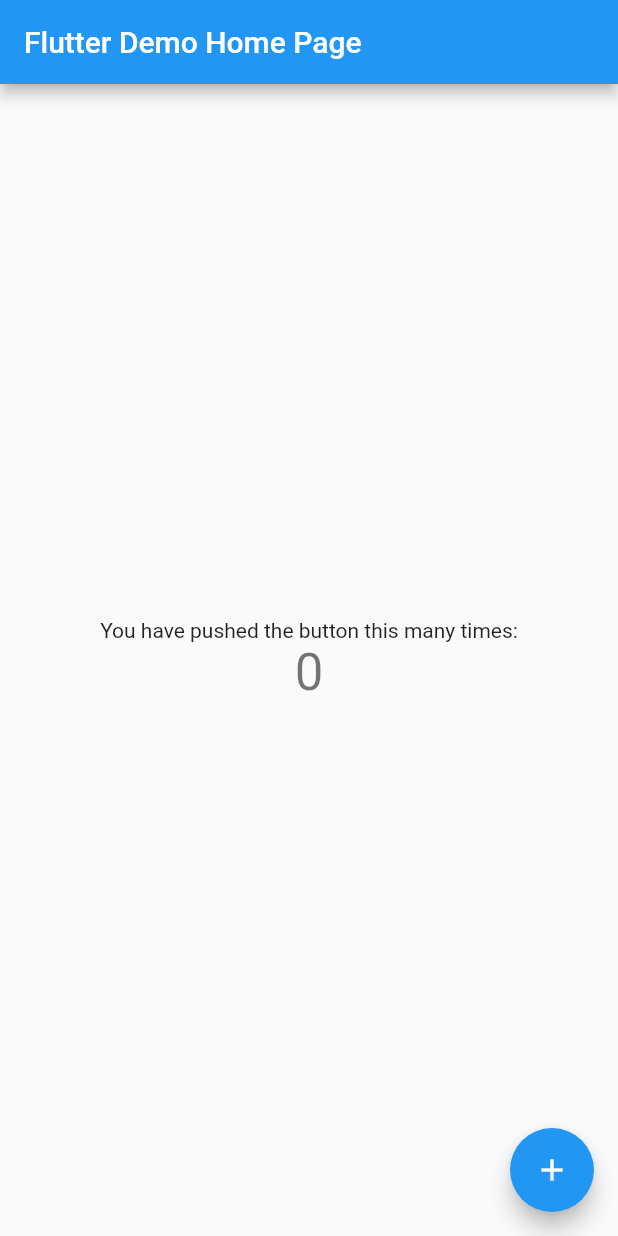
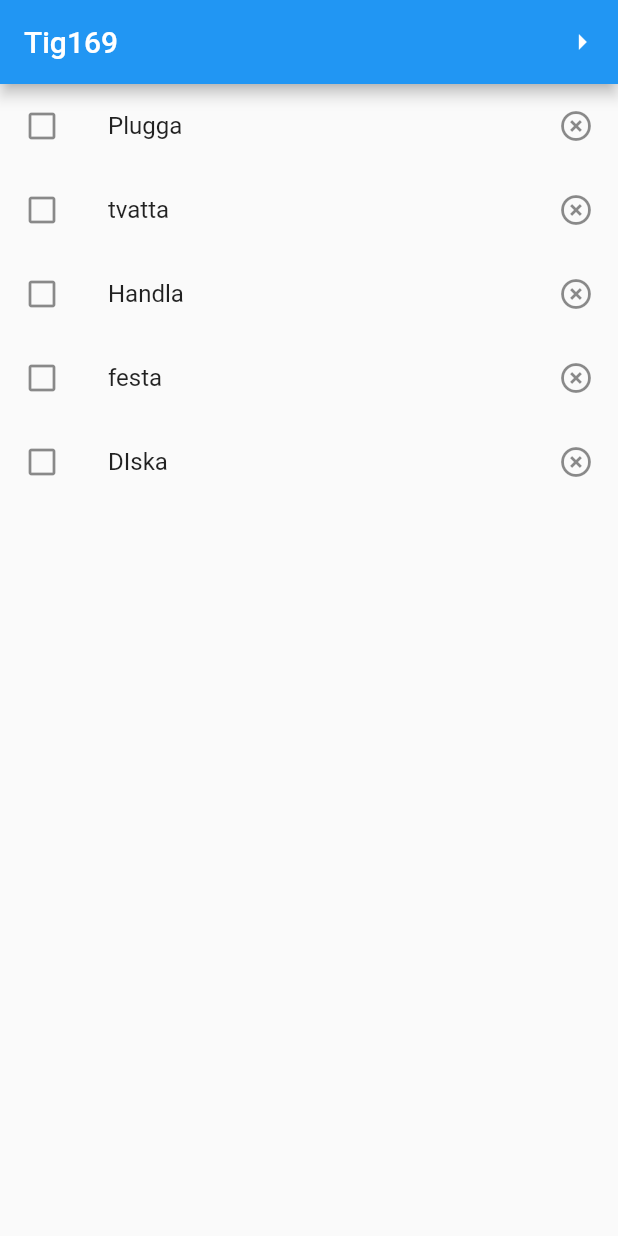
Before and after one commit to gu-tig169-ht21/gusaxellth, a Flutter app: the screen it shows after launch, on a phone screen of 412 x 824 dp. Run offline on Flutter 3.47's test engine with Material 2 defaults, Android fonts, the phone set to English and light mode, and no system bars.

Commit message:
Add files via upload

```diff
--- a/lib/main.dart
+++ b/lib/main.dart
@@ -1,115 +1,105 @@
+// ignore_for_file: prefer_const_constructors
+
 import 'package:flutter/material.dart';
 
 void main() {
-  runApp(const MyApp());
+  runApp(ThorsApp());
 }
 
-class MyApp extends StatelessWidget {
-  const MyApp({Key? key}) : super(key: key);
-
-  // This widget is the root of your application.
+// ignore: use_key_in_widget_constructors
+class ThorsApp extends StatelessWidget {
   @override
   Widget build(BuildContext context) {
     return MaterialApp(
-      title: 'Flutter Demo',
-      theme: ThemeData(
-        // This is the theme of your application.
-        //
-        // Try running your application with "flutter run". You'll see the
-        // application has a blue toolbar. Then, without quitting the app, try
-        // changing the primarySwatch below to Colors.green and then invoke
-        // "hot reload" (press "r" in the console where you ran "flutter run",
-        // or simply save your changes to "hot reload" in a Flutter IDE).
-        // Notice that the counter didn't reset back to zero; the application
-        // is not restarted.
-        primarySwatch: Colors.blue,
-      ),
-      home: const MyHomePage(title: 'Flutter Demo Home Page'),
+      home: MainView(),
     );
   }
 }
 
-class MyHomePage extends StatefulWidget {
-  const MyHomePage({Key? key, required this.title}) : super(key: key);
+// ignore: use_key_in_widget_constructors
+class MainView extends StatelessWidget {
+  @override
+  Widget build(BuildContext context) {
+    return Scaffold(
+      appBar: AppBar(
+        title: Text('Tig169'),
+        actions: [
+          IconButton(
+            icon: Icon(Icons.arrow_right),
+            onPressed: () {
+              Navigator.push(context,
+                  MaterialPageRoute(builder: (context) => SecondView()));
+            },
+          ),
+        ],
+      ),
+      body: _list(),
+    );
+  }
 
-  // This widget is the home page of your application. It is stateful, meaning
-  // that it has a State object (defined below) that contains fields that affect
-  // how it looks.
+  Widget _list() {
+    return ListView(
+      children: [
+        _item("Plugga"),
+        _item("tvatta"),
+        _item("Handla"),
+        _item("festa"),
+        _item("DIska"),
+      ],
+    );
+  }
 
-  // This class is the configuration for the state. It holds the values (in this
-  // case the title) provided by the parent (in this case the App widget) and
-  // used by the build method of the State. Fields in a Widget subclass are
-  // always marked "final".
-
-  final String title;
-
-  @override
-  State<MyHomePage> createState() => _MyHomePageState();
+  Widget _item(strText) {
+    return ListTile(
+      leading: Icon(Icons.check_box_outline_blank),
+      title: Text(strText),
+      trailing: Icon(Icons.highlight_remove),
+    );
+  }
 }
 
-class _MyHomePageState extends State<MyHomePage> {
-  int _counter = 0;
-
-  void _incrementCounter() {
-    setState(() {
-      // This call to setState tells the Flutter framework that something has
-      // changed in this State, which causes it to rerun the build method below
-      // so that the display can reflect the updated values. If we changed
-      // _counter without calling setState(), then the build method would not be
-      // called again, and so nothing would appear to happen.
-      _counter++;
-    });
-  }
-
-  @override
+class SecondView extends StatelessWidget {
   Widget build(BuildContext context) {
-    // This method is rerun every time setState is called, for instance as done
-    // by the _incrementCounter method above.
-    //
-    // The Flutter framework has been optimized to make rerunning build methods
-    // fast, so that you can just rebuild anything that needs updating rather
-    // than having to individually change instances of widgets.
     return Scaffold(
       appBar: AppBar(
-        // Here we take the value from the MyHomePage object that was created by
-        // the App.build method, and use it to set our appbar title.
-        title: Text(widget.title),
+        title: Text('Add new items'),
       ),
       body: Center(
-        // Center is a layout widget. It takes a single child and positions it
-        // in the middle of the parent.
         child: Column(
-          // Column is also a layout widget. It takes a list of children and
-          // arranges them vertically. By default, it sizes itself to fit its
-          // children horizontally, and tries to be as tall as its parent.
-          //
-          // Invoke "debug painting" (press "p" in the console, choose the
-          // "Toggle Debug Paint" action from the Flutter Inspector in Android
-          // Studio, or the "Toggle Debug Paint" command in Visual Studio Code)
-          // to see the wireframe for each widget.
-          //
-          // Column has various properties to control how it sizes itself and
-          // how it positions its children. Here we use mainAxisAlignment to
-          // center the children vertically; the main axis here is the vertical
-          // axis because Columns are vertical (the cross axis would be
-          // horizontal).
-          mainAxisAlignment: MainAxisAlignment.center,
-          children: <Widget>[
-            const Text(
-              'You have pushed the button this many times:',
-            ),
-            Text(
-              '$_counter',
-              style: Theme.of(context).textTheme.headline4,
-            ),
+          mainAxisAlignment: MainAxisAlignment.start,
+          crossAxisAlignment: CrossAxisAlignment.start,
+          children: [
+            Container(height: 20),
+            _nameInputField(),
+            Container(height: 20),
+            _addText(),
           ],
         ),
       ),
-      floatingActionButton: FloatingActionButton(
-        onPressed: _incrementCounter,
-        tooltip: 'Increment',
-        child: const Icon(Icons.add),
-      ), // This trailing comma makes auto-formatting nicer for build methods.
+    );
+  }
+
+  Widget _nameInputField() {
+    return Container(
+      margin: EdgeInsets.only(left: 16, right: 16),
+      child: TextField(
+        decoration: InputDecoration(hintText: "Your name:"),
+      ),
+    );
+  }
+
+  Widget _addText() {
+    return Row(
+      children: [
+        Container(
+          margin: EdgeInsets.only(left: 180),
+          child: Icon(Icons.add),
+        ),
+        Container(
+          margin: EdgeInsets.only(left: 5),
+          child: Text("Add"),
+        )
+      ],
     );
   }
 }
```
